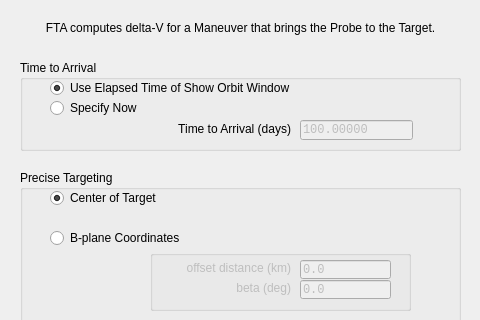
Before: the Qt Designer form source/ui/ftasettingdialog.ui in whiskie14142/SolarSystemVoyager, drawn with Qt 5; both pictures show x 0 to 480 and y 0 to 320 of the 480 by 520 pixel window.
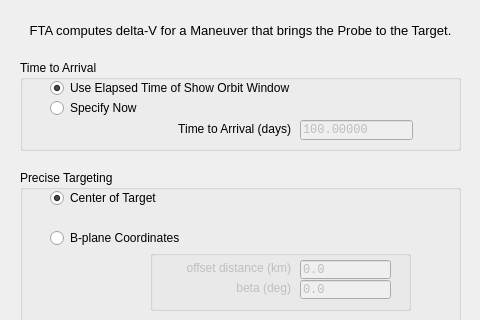
After: the same form once the commit is applied.

```diff
--- a/source/ui/ftasettingdialog.ui
+++ b/source/ui/ftasettingdialog.ui
@@ -414,12 +414,17 @@
   <widget class="QLabel" name="label_7">
    <property name="geometry">
     <rect>
-     <x>20</x>
+     <x>10</x>
      <y>20</y>
-     <width>441</width>
-     <height>16</height>
+     <width>461</width>
+     <height>20</height>
     </rect>
    </property>
+   <property name="font">
+    <font>
+     <pointsize>10</pointsize>
+    </font>
+   </property>
    <property name="text">
     <string>FTA computes delta-V for a Maneuver that brings the Probe to the Target.</string>
    </property>
```
